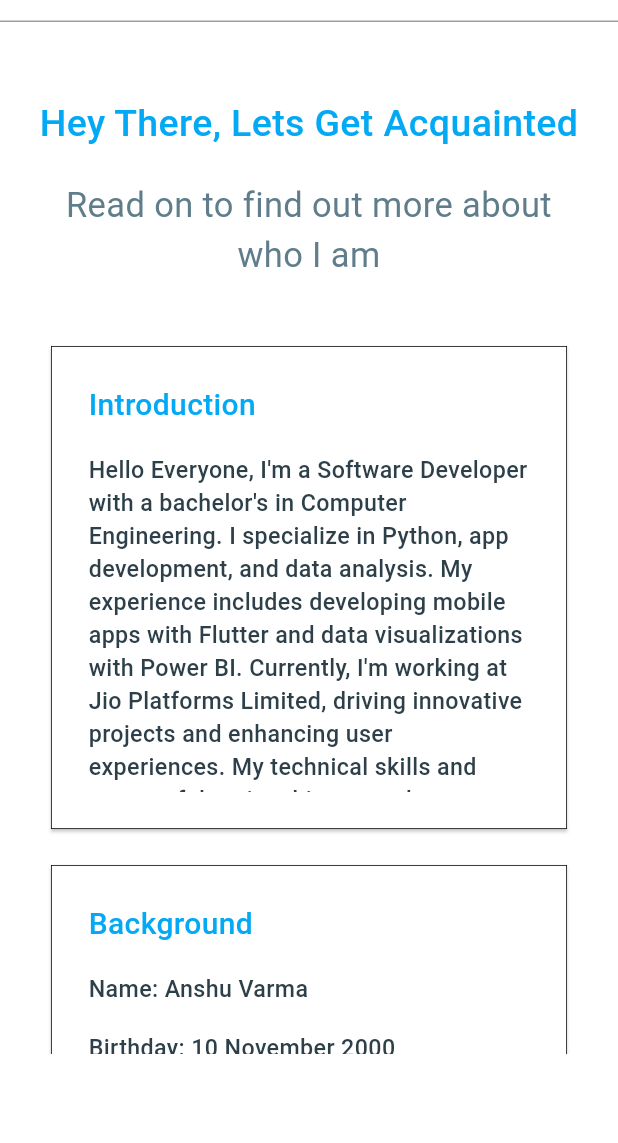
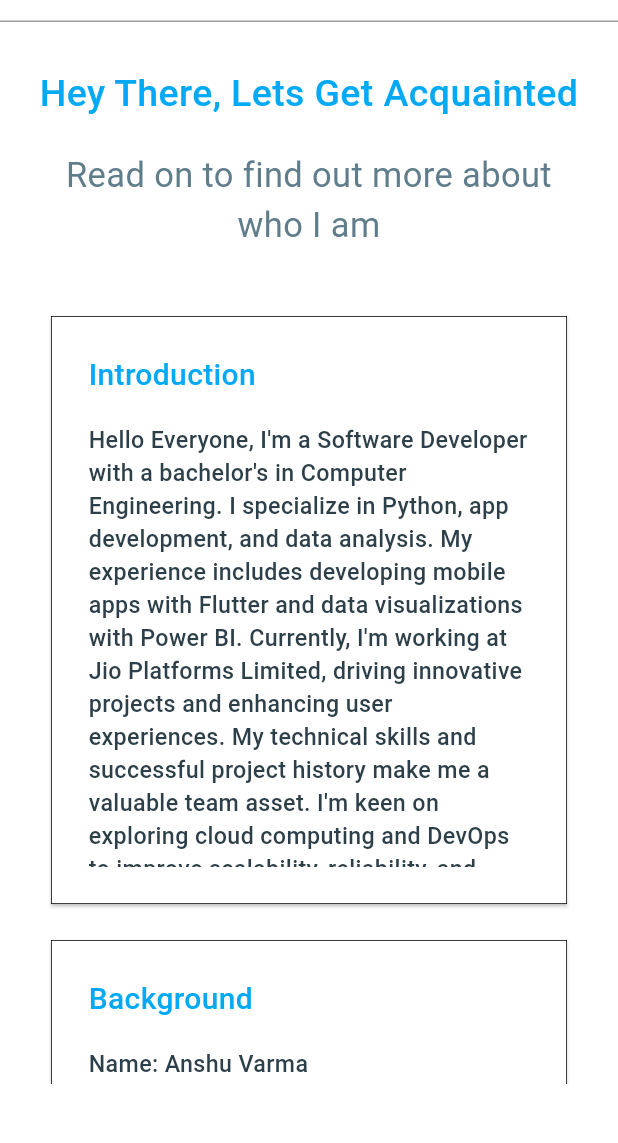
Before and after one commit to anshuvarma/flutter_portfolio, a Flutter app: the screen it shows after launch, on a phone screen of 412 x 824 dp, the part 62-1205 px from its top. Run offline on Flutter 3.47's test engine with Material 3 defaults, Android fonts, the phone set to English and light mode, and no system bars.

Commit message:
UI Changes regarding height of the card

```diff
--- a/lib/pages/education_page.dart
+++ b/lib/pages/education_page.dart
@@ -124,7 +124,7 @@ class EducationPage extends StatelessWidget {
           // color: Colors.black87,
           child: Padding(
             padding:
-                const EdgeInsets.symmetric(horizontal: 20.0, vertical: 50.0),
+                const EdgeInsets.symmetric(horizontal: 20.0, vertical: 30.0),
             child: Column(
               children: [
                 Text("Educational Background",
@@ -143,7 +143,7 @@ class EducationPage extends StatelessWidget {
                 // ),
                 Expanded(
                   child: ColumnCardWidget(
-                    mainAxisExtent: isMobile ? 250.0 : 270.0,
+                    mainAxisExtent: isMobile ? 300.0 : 350.0,
                     cardTitles: cardTitles,
                     cardDesc: cardDesc,
                   ),
--- a/lib/pages/experience_page.dart
+++ b/lib/pages/experience_page.dart
@@ -121,7 +121,7 @@ class ExperiencePage extends StatelessWidget {
           color: AppColors.pageBackgroundColor,
           child: Padding(
             padding:
-                const EdgeInsets.symmetric(horizontal: 10.0, vertical: 50.0),
+                const EdgeInsets.symmetric(horizontal: 10.0, vertical: 30.0),
             child: Column(
               children: [
                 const Text(
@@ -140,7 +140,7 @@ class ExperiencePage extends StatelessWidget {
                 // const SizedBox(height: 20.0),
                 Expanded(
                   child: ColumnCardWidget(
-                    mainAxisExtent: isMobile ? 370.0 : 415.0,
+                    mainAxisExtent: isMobile ? 440.0 : 500.0,
                     cardTitles: cardTitles,
                     cardTitle2: experienceCardTitles,
                     cardDesc: experienceCardDesc,
--- a/lib/pages/home_page.dart
+++ b/lib/pages/home_page.dart
@@ -78,7 +78,7 @@ class HomePage extends StatelessWidget {
           color: AppColors.pageBackgroundColor,
           child: Padding(
             padding:
-                const EdgeInsets.symmetric(horizontal: 20.0, vertical: 50.0),
+                const EdgeInsets.symmetric(horizontal: 20.0, vertical: 30.0),
             child: Column(
               children: [
                 const Text(
@@ -97,7 +97,7 @@ class HomePage extends StatelessWidget {
                 // const SizedBox(height: 20.0),
                 Expanded(
                   child: ColumnCardWidget(
-                    mainAxisExtent: isMobile ? 330.0 : 350.0,
+                    mainAxisExtent: isMobile ? 400.0 : 480.0,
                     cardTitles: cardTitles,
                     cardDesc: cardDesc,
                   ),
--- a/lib/pages/projects_page.dart
+++ b/lib/pages/projects_page.dart
@@ -63,7 +63,7 @@ class ProjectsPage extends StatelessWidget {
           color: AppColors.pageBackgroundColor,
           child: Padding(
             padding:
-                const EdgeInsets.symmetric(horizontal: 20.0, vertical: 50.0),
+                const EdgeInsets.symmetric(horizontal: 20.0, vertical: 30.0),
             child: Column(
               children: [
                 const Text(
@@ -82,7 +82,7 @@ class ProjectsPage extends StatelessWidget {
                 // const SizedBox(height: 20.0),
                 Expanded(
                   child: RowCardWidget(
-                    mainAxisExtent: isMobile ? 310.0 : 340.0, //card height
+                    mainAxisExtent: isMobile ? 360.0 : 440.0, //card height
                     cardDesc: cardDescWidgets,
                     // maxCrossAxisExtent: 400.0,
                     mainAxisSpacing: 16.0,
--- a/lib/pages/skills_page.dart
+++ b/lib/pages/skills_page.dart
@@ -81,7 +81,7 @@ class SkillsPage extends StatelessWidget {
           // color: Colors.black87,
           child: Padding(
             padding:
-                const EdgeInsets.symmetric(horizontal: 20.0, vertical: 50.0),
+                const EdgeInsets.symmetric(horizontal: 20.0, vertical: 30.0),
             child: Column(
               children: [
                 const Text(
@@ -101,7 +101,7 @@ class SkillsPage extends StatelessWidget {
                 // const SizedBox(height: 20.0),
                 Expanded(
                   child: RowCardWidget(
-                    mainAxisExtent: isMobile ? 270.0 : 320.0,
+                    mainAxisExtent: isMobile ? 290.0 : 380.0,
                     cardTitles: cardTitles,
                     cardDesc: cardDesc,
                     // maxCrossAxisExtent: 100.0,
--- a/lib/widgets/column_card_widget.dart
+++ b/lib/widgets/column_card_widget.dart
@@ -40,7 +40,7 @@ class ColumnCardWidget extends StatelessWidget {
               gridDelegate: SliverGridDelegateWithFixedCrossAxisCount(
                 mainAxisSpacing: 16.0,
                 crossAxisCount: crossAxisCount,
-                mainAxisExtent: mainAxisExtent ?? 300.0, // Adjusted height
+                mainAxisExtent: mainAxisExtent ?? 400.0, // Adjusted height
                 childAspectRatio: 1.0,
                 crossAxisSpacing: 20.0, // Width space between the cards
               ),
--- a/lib/widgets/row_card_widget.dart
+++ b/lib/widgets/row_card_widget.dart
@@ -50,7 +50,7 @@ class RowCardWidget extends StatelessWidget {
             scrollDirection: scrollDirection,
             gridDelegate: SliverGridDelegateWithFixedCrossAxisCount(
               crossAxisCount: crossAxisCount,
-              mainAxisExtent: mainAxisExtent ?? 300,
+              mainAxisExtent: mainAxisExtent ?? 400.0,
               mainAxisSpacing: mainAxisSpacing,
               childAspectRatio: childAspectRatio ?? 1.0,
               crossAxisSpacing: crossAxisSpacing,
```
